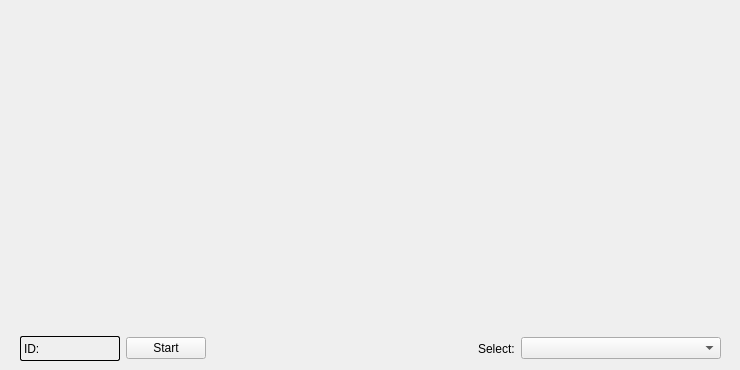
Qt form src/aqtestview.ui (nlbtuyen/ConfigurationGCS) before a commit.
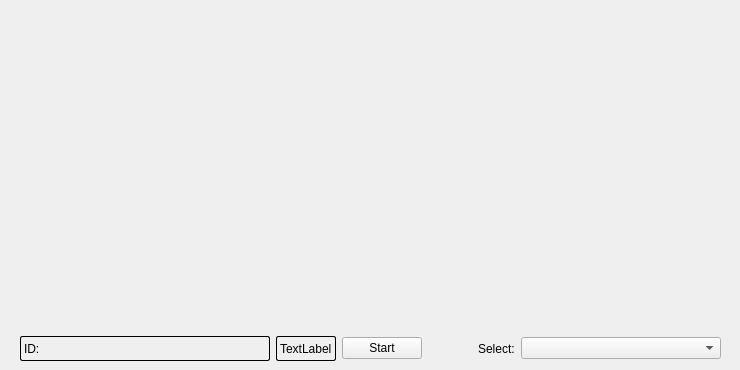
The same form after that commit.

What changed in the file:
```diff
--- a/src/aqtestview.ui
+++ b/src/aqtestview.ui
@@ -37,10 +37,16 @@
      <widget class="QLabel" name="label_2">
       <property name="minimumSize">
        <size>
-        <width>100</width>
+        <width>250</width>
         <height>0</height>
        </size>
       </property>
+      <property name="font">
+       <font>
+        <family>Arial</family>
+        <pointsize>9</pointsize>
+       </font>
+      </property>
       <property name="styleSheet">
        <string notr="true">QLabel{
 	border: 1px solid black;
@@ -52,6 +58,25 @@
       </property>
      </widget>
     </item>
+    <item>
+     <widget class="QLabel" name="label_Pass">
+      <property name="font">
+       <font>
+        <family>Arial</family>
+        <pointsize>9</pointsize>
+       </font>
+      </property>
+      <property name="styleSheet">
+       <string notr="true">QLabel{
+	border: 1px solid black;
+	border-radius: 2px;
+}</string>
+      </property>
+      <property name="text">
+       <string>TextLabel</string>
+      </property>
+     </widget>
+    </item>
     <item>
      <widget class="QPushButton" name="btn_start_stop">
       <property name="text">
```
Left out of the diff: 2 changed lines with no effect on the pictures.
